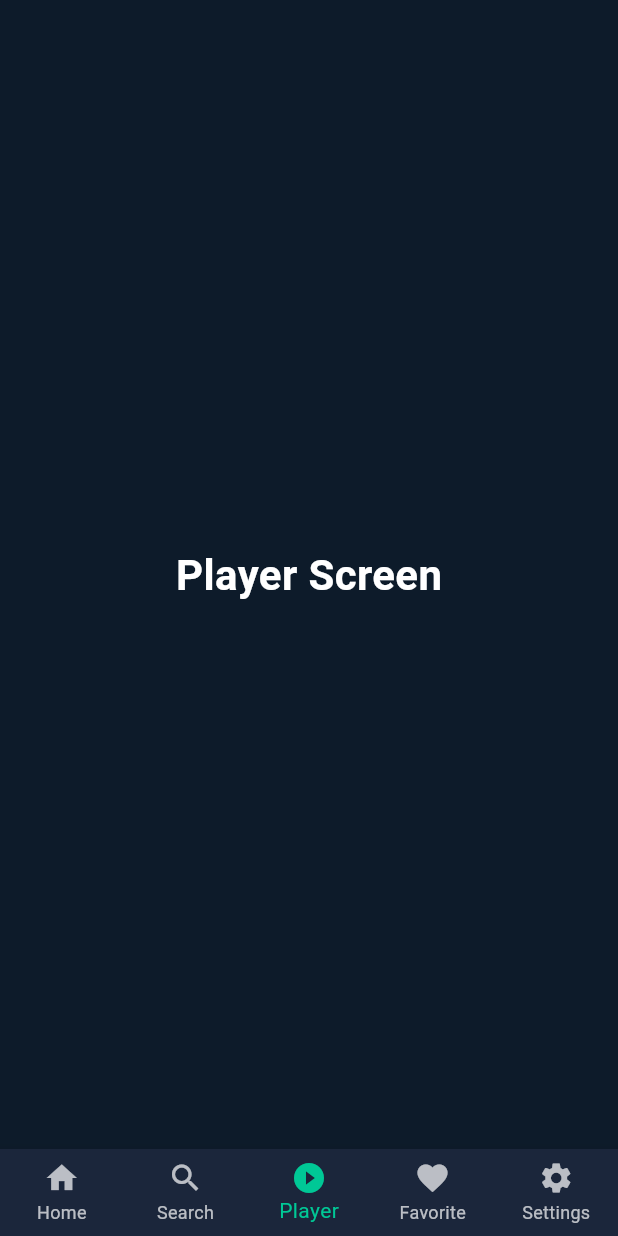
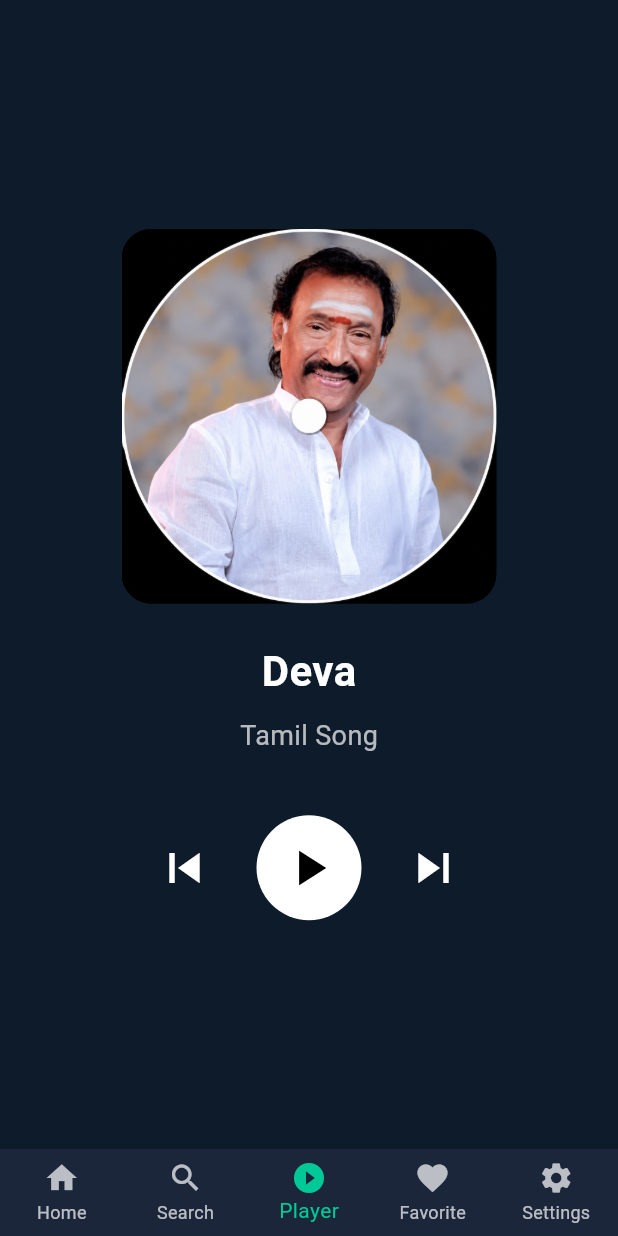
Before and after one commit to naveenp6655/MUSIC_APP1, a Flutter app: the screen it shows after launch, item 3 of the bottom bar chosen, on a phone screen of 412 x 824 dp. Run offline on Flutter 3.47's test engine with Material 3 defaults, Android fonts, the phone set to English and light mode, and no system bars; our stand-ins replace audioplayers.

Commit message:
add mp3 songs

```diff
--- a/music_app/lib/screens/player/player_screen.dart
+++ b/music_app/lib/screens/player/player_screen.dart
@@ -1,22 +1,140 @@
 import 'package:flutter/material.dart';
+import 'package:audioplayers/audioplayers.dart';
 
-class PlayerScreen extends StatelessWidget {
+class PlayerScreen extends StatefulWidget {
   const PlayerScreen({super.key});
 
   @override
+  State<PlayerScreen> createState() => _PlayerScreenState();
+}
+
+class _PlayerScreenState extends State<PlayerScreen>
+    with SingleTickerProviderStateMixin {
+  final AudioPlayer player = AudioPlayer();
+
+  bool isPlaying = false;
+
+  late AnimationController _controller;
+
+  @override
+  void initState() {
+    super.initState();
+
+    _controller = AnimationController(
+      vsync: this,
+      duration: const Duration(seconds: 8),
+    );
+
+    _controller.stop();
+  }
+
+  @override
   Widget build(BuildContext context) {
-    return const Scaffold(
-      backgroundColor: Color(0xFF0D1B2A),
+    return Scaffold(
+      backgroundColor: const Color(0xFF0D1B2A),
       body: Center(
-        child: Text(
-          "Player Screen",
-          style: TextStyle(
-            color: Colors.white,
-            fontSize: 28,
-            fontWeight: FontWeight.bold,
-          ),
+        child: Column(
+          mainAxisAlignment: MainAxisAlignment.center,
+          children: [
+            RotationTransition(
+              turns: _controller,
+              child: ClipRRect(
+                borderRadius: BorderRadius.circular(20),
+                child: Image.asset(
+                  'assets/image/deva.png',
+                  width: 250,
+                  height: 250,
+                  fit: BoxFit.cover,
+                ),
+              ),
+            ),
+
+            const SizedBox(height: 25),
+
+            const Text(
+              "Deva",
+              style: TextStyle(
+                color: Colors.white,
+                fontSize: 28,
+                fontWeight: FontWeight.bold,
+              ),
+            ),
+
+            const SizedBox(height: 10),
+
+            const Text(
+              "Tamil Song",
+              style: TextStyle(
+                color: Colors.white70,
+                fontSize: 18,
+              ),
+            ),
+
+            const SizedBox(height: 40),
+
+            Row(
+              mainAxisAlignment: MainAxisAlignment.center,
+              children: [
+                IconButton(
+                  onPressed: () {},
+                  icon: const Icon(
+                    Icons.skip_previous,
+                    color: Colors.white,
+                    size: 40,
+                  ),
+                ),
+
+                const SizedBox(width: 20),
+
+                CircleAvatar(
+                  radius: 35,
+                  backgroundColor: Colors.white,
+                  child: IconButton(
+                    onPressed: () async {
+                      if (isPlaying) {
+                        await player.pause();
+                        _controller.stop();
+                      } else {
+                        await player.play(
+                          AssetSource('sounds/click.mp3'),
+                        );
+                        _controller.repeat();
+                      }
+
+                      setState(() {
+                        isPlaying = !isPlaying;
+                      });
+                    },
+                    icon: Icon(
+                      isPlaying ? Icons.pause : Icons.play_arrow,
+                      color: Colors.black,
+                      size: 40,
+                    ),
+                  ),
+                ),
+
+                const SizedBox(width: 20),
+
+                IconButton(
+                  onPressed: () {},
+                  icon: const Icon(
+                    Icons.skip_next,
+                    color: Colors.white,
+                    size: 40,
+                  ),
+                ),
+              ],
+            ),
+          ],
         ),
       ),
     );
   }
+
+  @override
+  void dispose() {
+    _controller.dispose();
+    player.dispose();
+    super.dispose();
+  }
 }
```
Also changed, not shown: music_app/pubspec.yaml (+6 -78 lines), music_app/pubspec.lock, 18 other files.
